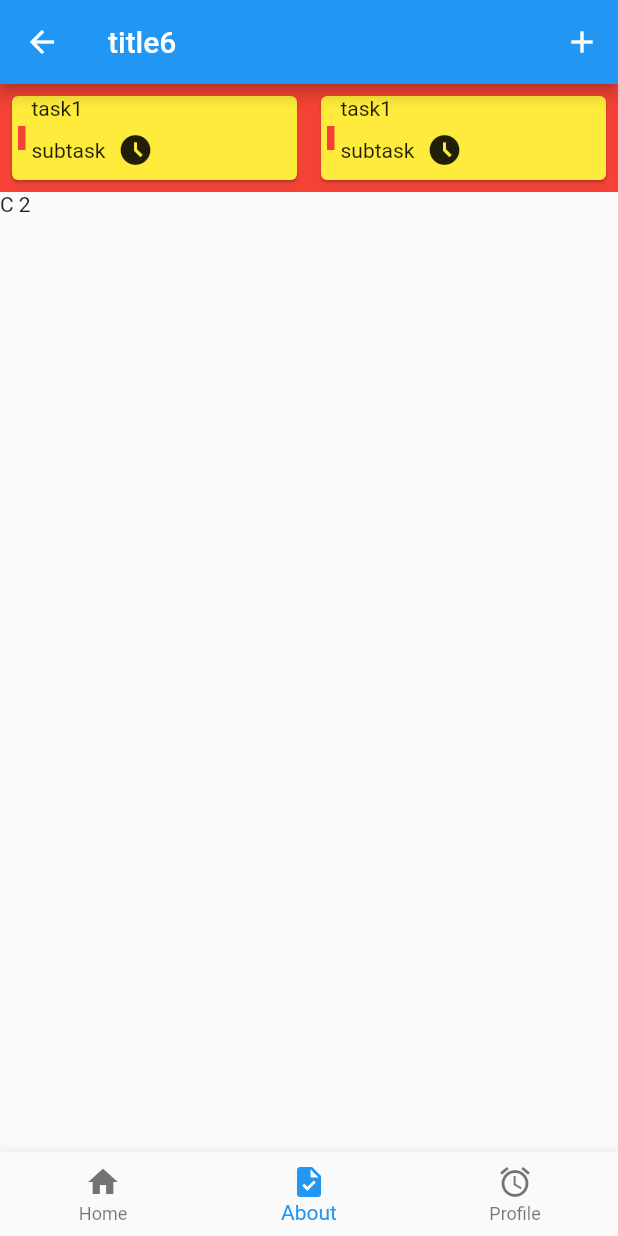
After one commit to olaloat/teleWorkMobile, a Flutter app: the TaskScreen6 screen opened directly, on a phone screen of 412 x 824 dp. The commit adds this screen. Run offline on Flutter 3.47's test engine with Material 2 defaults, Android fonts, the phone set to English and light mode, and no system bars.

Commit message:
screen create task2

```diff
--- /dev/null
+++ b/lib/Screen/TaskScreen6.dart
@@ -0,0 +1,158 @@
+// ignore_for_file: file_names
+
+import 'package:flutter/material.dart';
+import 'package:telework_v2/Models/TaskModel.dart';
+
+class TaskScreen6 extends StatefulWidget {
+  const TaskScreen6({Key? key}) : super(key: key);
+
+  @override
+  _TaskScreen6State createState() => _TaskScreen6State();
+}
+
+class _TaskScreen6State extends State<TaskScreen6> {
+  String add = "";
+  int indexx = 0;
+
+  @override
+  Widget build(BuildContext context) {
+    return Scaffold(
+        appBar: AppBar(
+          title: Text("title6"),
+          actions: [
+            IconButton(
+              icon: Icon(Icons.add),
+              onPressed: () {
+//==================================  on press ================
+
+                indexx += 1;
+                TaskModel newTask = TaskModel(
+                    task: "flutter-ep3" + indexx.toString(),
+                    subTask: "16.00-13.00 PM",
+                    id: 3);
+                setState(() {
+                  _listTaskModel.add(newTask);
+                });
+//==================================  on press ================
+              },
+            )
+          ],
+        ),
+        bottomNavigationBar: BottomNavigationBar(
+          items: const <BottomNavigationBarItem>[
+            BottomNavigationBarItem(
+              icon: Icon(Icons.home),
+              label: 'Home',
+            ),
+            BottomNavigationBarItem(
+              icon: Icon(Icons.task),
+              label: 'About',
+            ),
+            BottomNavigationBarItem(
+              icon: Icon(Icons.access_alarm),
+              label: 'Profile',
+            ),
+          ],
+          currentIndex: 1,
+          // onTap: _onItemTapped,
+        ),
+        body: ListView(
+          children: [
+            Column(
+              children: [
+                Row(
+                  children: [
+                    Expanded(
+                      child: Container(
+                        child:TaskWidget(id: 0 , taskName: "task1" , subTask: "subtask",),
+                        color: Colors.red,
+                      ),
+                    ),
+                     Expanded(
+                      child: Container(
+                        child:TaskWidget(id: 0 , taskName: "task1" , subTask: "subtask",),
+                        color: Colors.red,
+                      ),
+                    ),
+                  ],
+                ),
+                Row(
+                  children: [
+                    Text("C 2"),
+                  ],
+                )
+              ],
+            )
+          ],
+        )
+
+        //ListView.builder(
+        //   scrollDirection: Axis.vertical,
+        //   itemCount: _listTaskModel.length,
+        //   itemBuilder: (BuildContext context, int index) {
+        //     return TaskWidget(
+        //       taskName: _listTaskModel[index].task,
+        //       subTask: _listTaskModel[index].subTask,
+        //       id: _listTaskModel[index].id,
+        //     );
+        //   },
+        // ),
+        );
+  }
+}
+
+class TaskWidget extends StatelessWidget {
+  final String taskName;
+  final String subTask;
+  final int id;
+  const TaskWidget(
+      {Key? key, this.taskName = "", this.subTask = "", this.id = 0})
+      : super(key: key);
+
+  @override
+  Widget build(BuildContext context) {
+    return Padding(
+      padding: const EdgeInsets.all(4.0),
+      child: InkWell(onTap: (){},
+        child: Card(
+          color: Colors.yellow,
+          child: Row(
+            children: [
+              Padding(
+                padding: const EdgeInsets.all(4.0),
+                child: Container(
+                  width: 5,
+                  color: Colors.red,
+                  child: Text(""),
+                ),
+              ),
+              Expanded(
+                  child: Column(
+                crossAxisAlignment: CrossAxisAlignment.start,
+                children: [
+                  Text(taskName),
+                  Row(
+                    children: [
+                      Text(subTask),
+                      const Padding(
+                        padding: EdgeInsets.all(8.0),
+                        child: Icon(Icons.access_time_filled),
+                      )
+                    ],
+                  )
+                ],
+              )),
+              const Text(""),
+            ],
+          ),
+        ),
+      ),
+    );
+  }
+}
+
+final List<TaskModel> _listTaskModel = [
+  TaskModel(task: "flutter", subTask: "12.00-13.00 PM", id: 1),
+  TaskModel(task: "flutter-ep2", subTask: "13.00-13.00 PM", id: 2),
+  TaskModel(task: "flutter-ep3", subTask: "16.00-13.00 PM", id: 3)
+];
```
Also changed, not shown: lib/Screen/TaskEditScreen.dart (added, +273 -0 lines), lib/Screen/menu.dart (+5 -3 lines).
